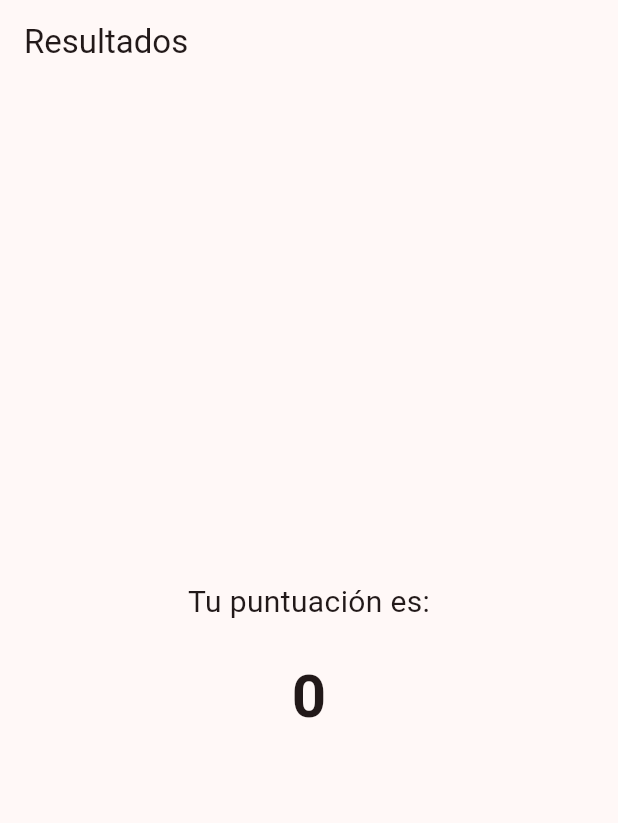
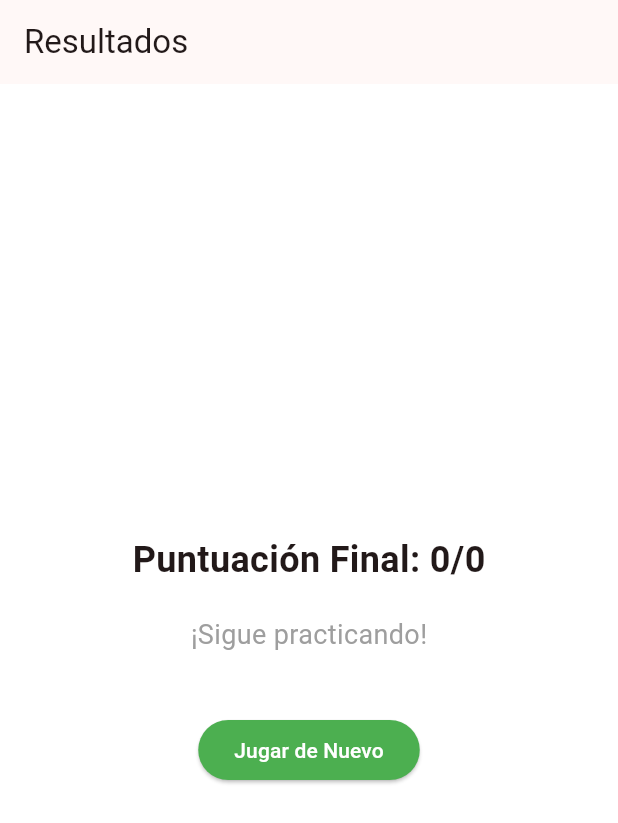
Before and after one commit to arincassia/abaez-flutter001, a Flutter app: the ResultScreen screen opened directly with empty values, on a phone screen of 412 x 824 dp. Shown: the top 823 px of the screen. Run offline on Flutter 3.47's test engine with Material 3 defaults, Android fonts, the phone set to English and light mode, and no system bars.

Commit message:
Pantalla de resultados y retroalimentación

```diff
--- a/lib/presentation/result_screen.dart
+++ b/lib/presentation/result_screen.dart
@@ -1,13 +1,32 @@
+import 'package:abaez/constans.dart';
 import 'package:flutter/material.dart';
+import 'package:abaez/presentation/start_screen.dart';
 
 class ResultScreen extends StatelessWidget {
-  final int userScore;
+  final int finalScore;
+  final int totalQuestions;
 
-  const ResultScreen({super.key, required this.userScore});
+  const ResultScreen({super.key, required this.finalScore, required this.totalQuestions});
 
   @override
   Widget build(BuildContext context) {
+    const double spacingHeight = 20.0;
+    final String scoreText = '${AppConstants.finalScore}$finalScore/$totalQuestions';
+    final String feedbackMessage = finalScore > (totalQuestions / 2)
+        ? '¡Buen trabajo!'
+        : '¡Sigue practicando!';
+
+    final Color buttonColor = finalScore > (totalQuestions / 2)
+        ? Colors.blue
+        : Colors.green;
+
+    const TextStyle scoreTextStyle = TextStyle(
+      fontSize: 24,
+      fontWeight: FontWeight.bold,
+    );
+
     return Scaffold(
+      backgroundColor: Colors.white,
       appBar: AppBar(
         title: const Text('Resultados'),
       ),
@@ -15,18 +34,36 @@ class ResultScreen extends StatelessWidget {
         child: Column(
           mainAxisAlignment: MainAxisAlignment.center,
           children: <Widget>[
-            const Text(
-              'Tu puntuación es:',
-              style: TextStyle(fontSize: 20),
+            Text(
+              scoreText,
+              style: scoreTextStyle,
             ),
-            const SizedBox(height: 20),
+            const SizedBox(height: spacingHeight),
             Text(
-              '$userScore',
-              style: const TextStyle(fontSize: 40, fontWeight: FontWeight.bold),
+              feedbackMessage,
+              style: const TextStyle(
+                fontSize: 18,
+                color: Colors.grey,
+              ),
+            ),
+            const SizedBox(height: 40),
+            ElevatedButton(
+              onPressed: () {
+                Navigator.pushAndRemoveUntil(
+                  context,
+                  MaterialPageRoute(builder: (context) => const StartScreen()),
+                  (route) => false,
+                );
+              },
+              style: ElevatedButton.styleFrom(
+                backgroundColor: buttonColor,
+              ),
+              child: const Text(AppConstants.playAgain,
+                style: TextStyle(color: Colors.white)),
             ),
           ],
         ),
       ),
     );
   }
-}
+ }
```
Also changed, not shown: lib/presentation/game_screen.dart (+28 -14 lines).
